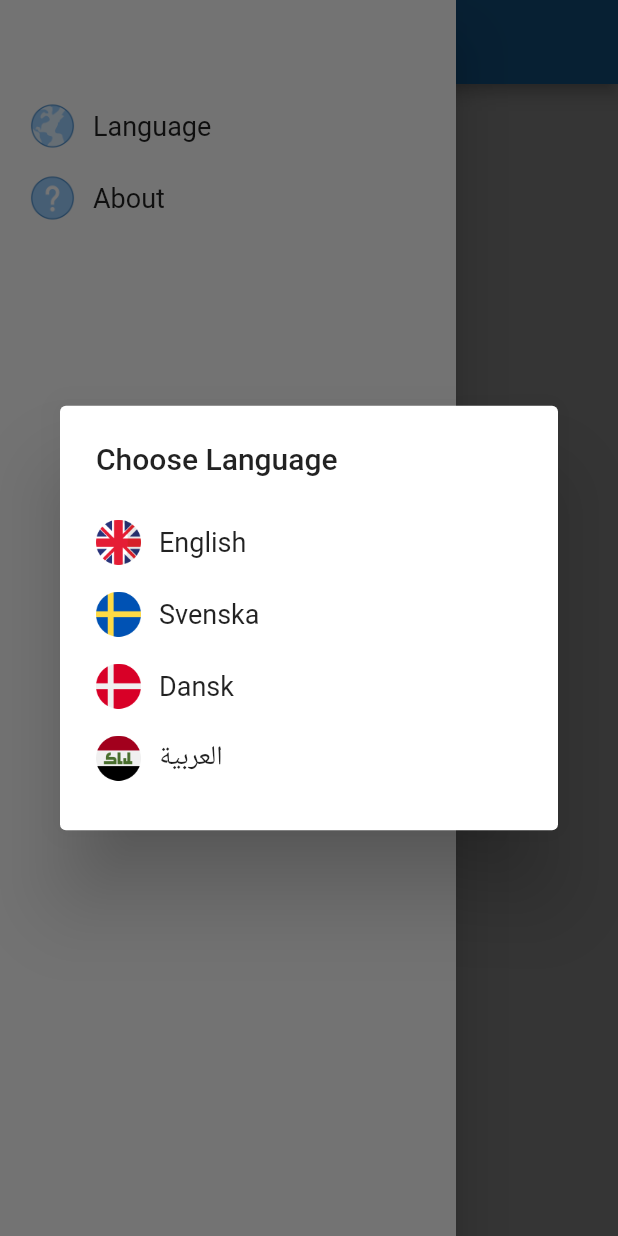
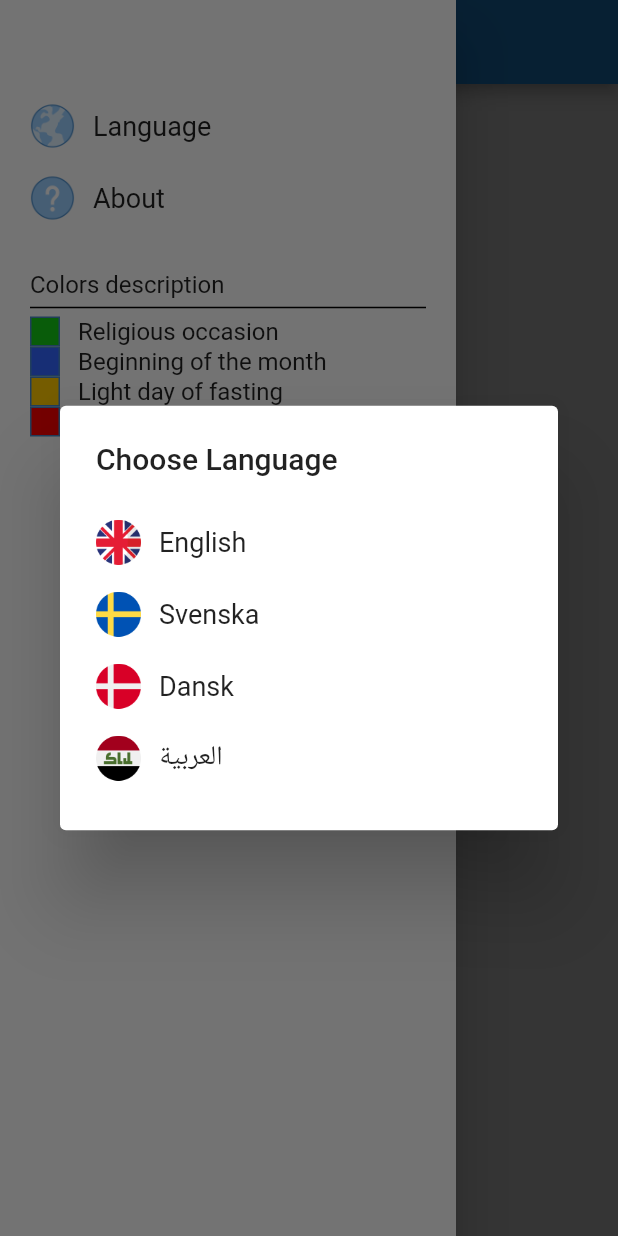
Before and after one commit to NoraLuay/mandaean-calendar-2023, a Flutter app: the screen it shows after launch, with the side drawer open, on a phone screen of 412 x 824 dp. Run offline on Flutter 3.47's test engine with Material 2 defaults, Android fonts, the phone set to English and light mode, and no system bars; our stand-ins replace get, shared_preferences; generated files the repository leaves out were written again.

Commit message:
add date legends description to the sidebar menu

```diff
--- /dev/null
+++ b/lib/date_legend.dart
@@ -0,0 +1,33 @@
+import 'package:flutter/cupertino.dart';
+
+class DateLegend extends StatelessWidget {
+    final String name;
+    final int hexColor;
+
+    const DateLegend(this.name, this.hexColor);
+
+    @override
+    Widget build(BuildContext context) {
+        return ListView(
+            shrinkWrap: true,
+            children: <Widget>[
+                Row(
+                    children: <Widget>[
+                        Container(
+                            height: 20.0,
+                            width: 20.0,
+                            decoration: BoxDecoration(
+                                border: Border.all(
+                                    width: 1, color: Color(0xFF4788C7)),
+                                color: Color(hexColor),
+                            ),
+                        ),
+                        SizedBox(width: 12.0),
+                        Text(name,
+                            style: TextStyle(fontSize: 16.0)),
+                    ]
+                ),
+            ],
+        );
+    }
+}
--- a/lib/l10n/app_en.arb
+++ b/lib/l10n/app_en.arb
@@ -5,5 +5,10 @@
     "about": "About",
     "chooseLanguage": "Choose Language",
     "close": "Close",
-    "aboutDescription": "Thank you for using the Mandaean Calendar!\n\nThe calendar has all occasions for year 2022, each with a special color indicator depends on the occasion.\nPressing on a colored date will show additional information about the occasions.\n\nI hope this calendar comes in handy, as it is my main goal to achieve.\n\nIf you have any questions, suggestions, or anything else, don't hesitate to contact me.\n\nArshad Fendi & Noora Al-Sadawi\narshad.fendi@gmail.com"
+    "aboutDescription": "Thank you for using the Mandaean Calendar!\n\nThe calendar has all occasions for year 2022, each with a special color indicator depends on the occasion.\nPressing on a colored date will show additional information about the occasions.\n\nI hope this calendar comes in handy, as it is my main goal to achieve.\n\nIf you have any questions, suggestions, or anything else, don't hesitate to contact me.\n\nArshad Fendi & Noora Al-Sadawi\narshad.fendi@gmail.com",
+    "colorsDescription": "Colors description",
+    "religiousOccasion": "Religious occasion",
+    "beginningOfTheMonth": "Beginning of the month",
+    "lightDayOfFasting": "Light day of fasting",
+    "heavyDayOfFasting": "Heavy day of fasting"
   }
--- a/lib/main.dart
+++ b/lib/main.dart
@@ -4,6 +4,8 @@ import 'package:mandaean_calendar_2022/ButtonWithIcon.dart';
 import 'package:mandaean_calendar_2022/Constants.dart' as constants;
 import 'package:get/get.dart';
 import 'package:shared_preferences/shared_preferences.dart';
+
+import 'date_legend.dart';
 
 void main() {
   runApp(MyApp());
@@ -74,6 +76,19 @@ class _MyHomePage extends State<MyHomePage> {
               Navigator.pop(context);
               _showAboutDialog(context);
             }),
+            const SizedBox(height: 24.0),
+            Text(AppLocalizations.of(context)!.colorsDescription, style: const TextStyle(fontSize: 16.0)),
+                  const Divider(
+                      color: Colors.black,
+                      height: 12,
+                      thickness: 1,
+                      indent: 0,
+                      endIndent: 0,
+                  ),
+                  DateLegend(AppLocalizations.of(context)!.religiousOccasion, 0xFF14C815),
+                  DateLegend(AppLocalizations.of(context)!.beginningOfTheMonth, 0xFF3264FF),
+                  DateLegend(AppLocalizations.of(context)!.lightDayOfFasting, 0xFFFFC800),
+                  DateLegend(AppLocalizations.of(context)!.heavyDayOfFasting, 0xFFFF0000),
           ])),
     );
   }
```
Also changed, not shown: lib/l10n/app_ar.arb (+6 -1 lines), lib/l10n/app_da.arb (+6 -1 lines), lib/l10n/app_sv.arb (+6 -1 lines). Lines whose indentation alone changed are shown as unchanged.
